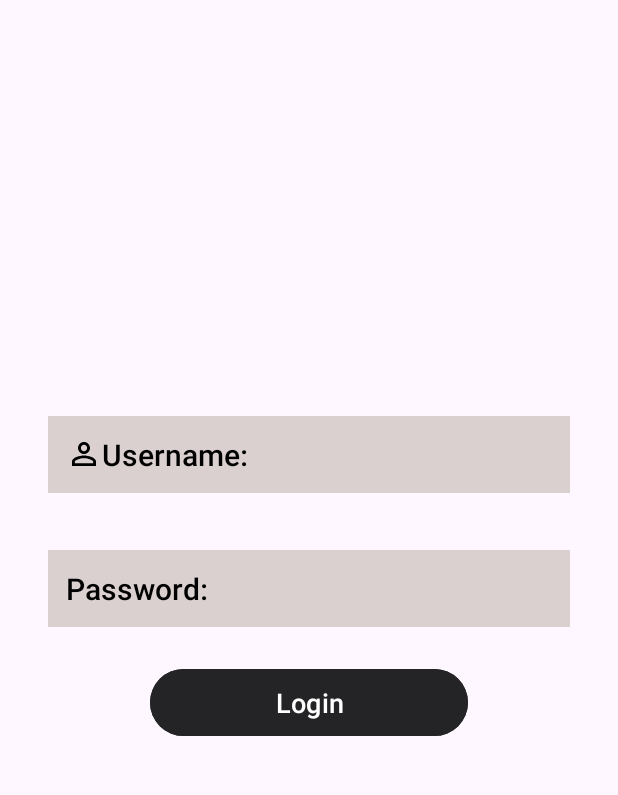
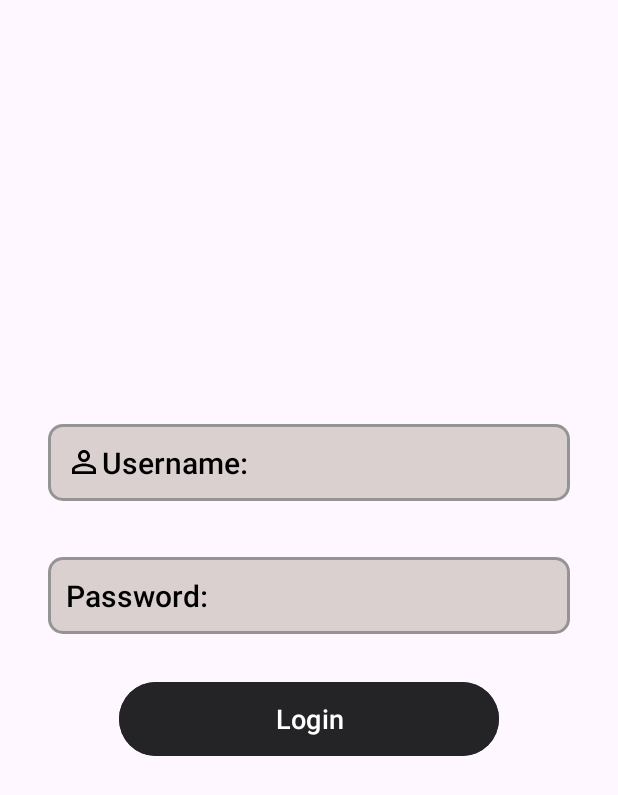
Before and after one commit to Zaa-iddd/Library-Management-System, an Android app: the screen it shows after launch (MainActivity), on a phone screen of 412 x 824 dp. Shown: the top 795 px of the screen. Run offline under Robolectric (Android 15) with nearby library versions, the phone set to English and light mode, and no system bars.

Commit message:
Initial Commit

```diff
--- /dev/null
+++ b/app/src/main/res/drawable/rounded_corner_textfield.xml
@@ -0,0 +1,15 @@
+<?xml version="1.0" encoding="utf-8"?>
+<layer-list xmlns:android="http://schemas.android.com/apk/res/android">
+    <item>
+        <shape android:shape="rectangle">
+            <solid android:color="#949494" />
+            <corners android:radius="10dp" />
+        </shape>
+    </item>
+    <item android:bottom="2dp" android:left="2dp" android:right="2dp" android:top="2dp">
+        <shape android:shape="rectangle">
+            <solid android:color="#DBD0D0" />
+            <corners android:radius="8dp" />
+        </shape>
+    </item>
+</layer-list>
--- a/app/src/main/res/layout/activity_main.xml
+++ b/app/src/main/res/layout/activity_main.xml
@@ -7,33 +7,33 @@
     android:layout_height="match_parent"
     tools:context=".MainActivity" >
 
+
     <EditText
         android:id="@+id/userInput"
         android:layout_width="match_parent"
         android:layout_height="wrap_content"
         android:layout_marginHorizontal="32dp"
+        android:background="@drawable/rounded_corner_textfield"
+        android:drawableLeft="@drawable/logouser"
+        android:fontFamily="sans-serif-medium"
         android:hint="Username: "
-        android:fontFamily="sans-serif-medium"
+        android:padding="12dp"
         android:textColorHint="@color/black"
-        android:drawableLeft="@drawable/logouser"
-        android:background="#DBD0D0"
-        android:padding="12dp"
         android:textSize="20sp"
         app:layout_constraintBottom_toBottomOf="parent"
         app:layout_constraintEnd_toEndOf="parent"
         app:layout_constraintStart_toStartOf="parent"
         app:layout_constraintTop_toTopOf="parent"
-        app:layout_constraintVertical_bias="0.359"
+        app:layout_constraintVertical_bias="0.366"
 
         />
-
 
     <EditText
         android:id="@+id/passInput"
         android:layout_width="match_parent"
         android:layout_height="wrap_content"
         android:layout_marginHorizontal="32dp"
-        android:background="#DBD0D0"
+        android:background="@drawable/rounded_corner_textfield"
         android:fontFamily="sans-serif-medium"
         android:hint="Password: "
         android:inputType="textPassword"
@@ -51,19 +51,19 @@
 
     <Button
         android:id="@+id/loginButton"
-        android:layout_width="0dp"
-        android:layout_height="wrap_content"
+        android:layout_width="253dp"
+        android:layout_height="57dp"
         android:layout_marginHorizontal="100dp"
+        android:layout_marginTop="28dp"
+        android:backgroundTint="#242426"
+        android:fontFamily="sans-serif-medium"
+        android:paddingVertical="10dp"
         android:text="Login"
+        android:textColor="@android:color/white"
         android:textSize="18sp"
-        android:fontFamily="sans-serif-medium"
-        android:textColor="@android:color/white"
-        android:backgroundTint="#242426"
-        android:paddingVertical="10dp"
-        app:layout_constraintTop_toBottomOf="@id/passInput"
+        app:layout_constraintEnd_toEndOf="parent"
         app:layout_constraintStart_toStartOf="parent"
-        app:layout_constraintEnd_toEndOf="parent"
-        android:layout_marginTop="24dp" />
+        app:layout_constraintTop_toBottomOf="@id/passInput" />
 
 
 </androidx.constraintlayout.widget.ConstraintLayout>
```
